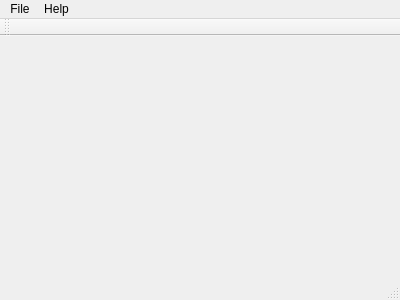
rzumer/Webbum, file mainwindow.ui: the form before one commit.
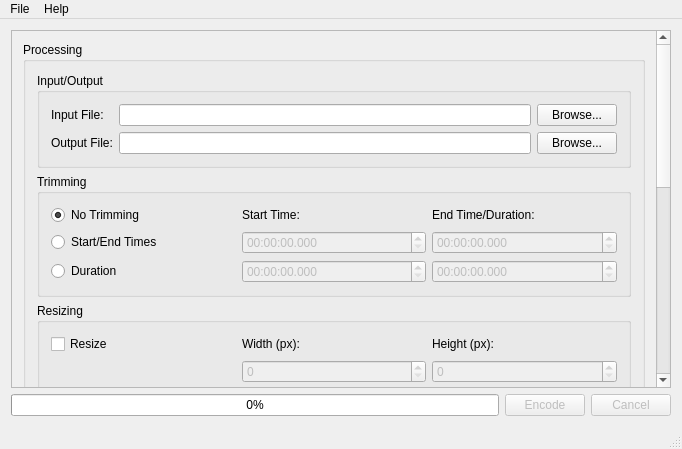
The form after the commit.

The edit to the form file:
```diff
--- a/mainwindow.ui
+++ b/mainwindow.ui
@@ -6,20 +6,536 @@
    <rect>
     <x>0</x>
     <y>0</y>
-    <width>400</width>
-    <height>300</height>
+    <width>682</width>
+    <height>449</height>
    </rect>
   </property>
   <property name="windowTitle">
    <string>MainWindow</string>
   </property>
-  <widget class="QWidget" name="centralWidget"/>
+  <widget class="QWidget" name="centralWidget">
+   <layout class="QGridLayout" name="gridLayout_6">
+    <item row="1" column="1">
+     <widget class="QPushButton" name="encodePushButton">
+      <property name="enabled">
+       <bool>false</bool>
+      </property>
+      <property name="sizePolicy">
+       <sizepolicy hsizetype="Minimum" vsizetype="Fixed">
+        <horstretch>0</horstretch>
+        <verstretch>0</verstretch>
+       </sizepolicy>
+      </property>
+      <property name="minimumSize">
+       <size>
+        <width>0</width>
+        <height>0</height>
+       </size>
+      </property>
+      <property name="text">
+       <string>Encode</string>
+      </property>
+     </widget>
+    </item>
+    <item row="1" column="0">
+     <widget class="QProgressBar" name="progressBar">
+      <property name="enabled">
+       <bool>true</bool>
+      </property>
+      <property name="value">
+       <number>0</number>
+      </property>
+     </widget>
+    </item>
+    <item row="1" column="2">
+     <widget class="QPushButton" name="cancelPushButton">
+      <property name="enabled">
+       <bool>false</bool>
+      </property>
+      <property name="text">
+       <string>Cancel</string>
+      </property>
+     </widget>
+    </item>
+    <item row="0" column="0" colspan="3">
+     <widget class="QScrollArea" name="scrollArea">
+      <property name="horizontalScrollBarPolicy">
+       <enum>Qt::ScrollBarAsNeeded</enum>
+      </property>
+      <property name="widgetResizable">
+       <bool>true</bool>
+      </property>
+      <widget class="QWidget" name="scrollAreaWidgetContents">
+       <property name="geometry">
+        <rect>
+         <x>0</x>
+         <y>0</y>
+         <width>649</width>
+         <height>774</height>
+        </rect>
+       </property>
+       <layout class="QVBoxLayout" name="verticalLayout_4">
+        <item>
+         <widget class="QGroupBox" name="groupBox_2">
+          <property name="title">
+           <string>Processing</string>
+          </property>
+          <layout class="QVBoxLayout" name="verticalLayout_3">
+           <item>
+            <widget class="QGroupBox" name="groupBox">
+             <property name="autoFillBackground">
+              <bool>false</bool>
+             </property>
+             <property name="title">
+              <string>Input/Output</string>
+             </property>
+             <property name="flat">
+              <bool>false</bool>
+             </property>
+             <layout class="QGridLayout" name="gridLayout">
+              <item row="2" column="0">
+               <widget class="QLabel" name="label_3">
+                <property name="text">
+                 <string>Output File:</string>
+                </property>
+               </widget>
+              </item>
+              <item row="1" column="2">
+               <widget class="QPushButton" name="inputFileBrowsePushButton">
+                <property name="text">
+                 <string>Browse...</string>
+                </property>
+               </widget>
+              </item>
+              <item row="2" column="2">
+               <widget class="QPushButton" name="outputFileBrowsePushButton">
+                <property name="text">
+                 <string>Browse...</string>
+                </property>
+               </widget>
+              </item>
+              <item row="1" column="1">
+               <widget class="QLineEdit" name="inputFileLineEdit"/>
+              </item>
+              <item row="1" column="0">
+               <widget class="QLabel" name="label">
+                <property name="text">
+                 <string>Input File:</string>
+                </property>
+               </widget>
+              </item>
+              <item row="2" column="1">
+               <widget class="QLineEdit" name="outputFileLineEdit"/>
+              </item>
+             </layout>
+            </widget>
+           </item>
+           <item>
+            <widget class="QGroupBox" name="groupBox_6">
+             <property name="title">
+              <string>Trimming</string>
+             </property>
+             <layout class="QGridLayout" name="gridLayout_4">
+              <item row="1" column="0">
+               <widget class="QRadioButton" name="trimNoneRadioButton">
+                <property name="text">
+                 <string>No Trimming</string>
+                </property>
+                <property name="checked">
+                 <bool>true</bool>
+                </property>
+               </widget>
+              </item>
+              <item row="3" column="0">
+               <widget class="QRadioButton" name="trimDurationRadioButton">
+                <property name="text">
+                 <string>Duration</string>
+                </property>
+               </widget>
+              </item>
+              <item row="2" column="0">
+               <widget class="QRadioButton" name="trimStartEndRadioButton">
+                <property name="text">
+                 <string>Start/End Times</string>
+                </property>
+               </widget>
+              </item>
+              <item row="2" column="3">
+               <widget class="QTimeEdit" name="trimStartEndEndTimeEdit">
+                <property name="enabled">
+                 <bool>false</bool>
+                </property>
+                <property name="displayFormat">
+                 <string>hh:mm:ss.zzz</string>
+                </property>
+               </widget>
+              </item>
+              <item row="2" column="2">
+               <widget class="QTimeEdit" name="trimStartEndStartTimeEdit">
+                <property name="enabled">
+                 <bool>false</bool>
+                </property>
+                <property name="displayFormat">
+                 <string>hh:mm:ss.zzz</string>
+                </property>
+               </widget>
+              </item>
+              <item row="3" column="2">
+               <widget class="QTimeEdit" name="trimDurationStartTimeEdit">
+                <property name="enabled">
+                 <bool>false</bool>
+                </property>
+                <property name="displayFormat">
+                 <string>hh:mm:ss.zzz</string>
+                </property>
+               </widget>
+              </item>
+              <item row="3" column="3">
+               <widget class="QTimeEdit" name="trimDurationDurationTimeEdit">
+                <property name="enabled">
+                 <bool>false</bool>
+                </property>
+                <property name="displayFormat">
+                 <string>hh:mm:ss.zzz</string>
+                </property>
+               </widget>
+              </item>
+              <item row="1" column="2">
+               <widget class="QLabel" name="label_11">
+                <property name="text">
+                 <string>Start Time:</string>
+                </property>
+               </widget>
+              </item>
+              <item row="1" column="3">
+               <widget class="QLabel" name="label_12">
+                <property name="text">
+                 <string>End Time/Duration:</string>
+                </property>
+               </widget>
+              </item>
+             </layout>
+            </widget>
+           </item>
+           <item>
+            <widget class="QGroupBox" name="groupBox_7">
+             <property name="title">
+              <string>Resizing</string>
+             </property>
+             <layout class="QGridLayout" name="gridLayout_5">
+              <item row="3" column="1">
+               <widget class="QLabel" name="label_15">
+                <property name="text">
+                 <string>Left (px):</string>
+                </property>
+               </widget>
+              </item>
+              <item row="0" column="0">
+               <widget class="QCheckBox" name="resizeCheckBox">
+                <property name="text">
+                 <string>Resize</string>
+                </property>
+               </widget>
+              </item>
+              <item row="6" column="2">
+               <widget class="QSpinBox" name="cropBottomSpinBox">
+                <property name="enabled">
+                 <bool>false</bool>
+                </property>
+               </widget>
+              </item>
+              <item row="4" column="2">
+               <widget class="QSpinBox" name="cropRightSpinBox">
+                <property name="enabled">
+                 <bool>false</bool>
+                </property>
+               </widget>
+              </item>
+              <item row="4" column="1">
+               <widget class="QSpinBox" name="cropLeftSpinBox">
+                <property name="enabled">
+                 <bool>false</bool>
+                </property>
+               </widget>
+              </item>
+              <item row="6" column="1">
+               <widget class="QSpinBox" name="cropTopSpinBox">
+                <property name="enabled">
+                 <bool>false</bool>
+                </property>
+               </widget>
+              </item>
+              <item row="3" column="2">
+               <widget class="QLabel" name="label_16">
+                <property name="text">
+                 <string>Right (px):</string>
+                </property>
+               </widget>
+              </item>
+              <item row="3" column="0">
+               <widget class="QCheckBox" name="cropCheckBox">
+                <property name="text">
+                 <string>Crop</string>
+                </property>
+               </widget>
+              </item>
+              <item row="0" column="1">
+               <widget class="QLabel" name="label_13">
+                <property name="text">
+                 <string>Width (px):</string>
+                </property>
+               </widget>
+              </item>
+              <item row="0" column="2">
+               <widget class="QLabel" name="label_14">
+                <property name="text">
+                 <string>Height (px):</string>
+                </property>
+               </widget>
+              </item>
+              <item row="5" column="2">
+               <widget class="QLabel" name="label_18">
+                <property name="text">
+                 <string>Bottom (px):</string>
+                </property>
+               </widget>
+              </item>
+              <item row="5" column="1">
+               <widget class="QLabel" name="label_17">
+                <property name="text">
+                 <string>Top (px):</string>
+                </property>
+               </widget>
+              </item>
+              <item row="2" column="1">
+               <widget class="QSpinBox" name="resizeWidthSpinBox">
+                <property name="enabled">
+                 <bool>false</bool>
+                </property>
+               </widget>
+              </item>
+              <item row="2" column="2">
+               <widget class="QSpinBox" name="resizeHeightSpinBox">
+                <property name="enabled">
+                 <bool>false</bool>
+                </property>
+               </widget>
+              </item>
+             </layout>
+             <zorder>groupBox_6</zorder>
+             <zorder>label_13</zorder>
+             <zorder>label_14</zorder>
+             <zorder>resizeWidthSpinBox</zorder>
+             <zorder>resizeHeightSpinBox</zorder>
+             <zorder>cropCheckBox</zorder>
+             <zorder>resizeCheckBox</zorder>
+             <zorder>label_15</zorder>
+             <zorder>label_16</zorder>
+             <zorder>label_17</zorder>
+             <zorder>label_18</zorder>
+             <zorder>cropLeftSpinBox</zorder>
+             <zorder>cropRightSpinBox</zorder>
+             <zorder>cropTopSpinBox</zorder>
+             <zorder>cropBottomSpinBox</zorder>
+            </widget>
+           </item>
+          </layout>
+         </widget>
+        </item>
+        <item>
+         <widget class="QGroupBox" name="groupBox_3">
+          <property name="title">
+           <string>Advanced</string>
+          </property>
+          <layout class="QVBoxLayout" name="verticalLayout_2">
+           <item>
+            <widget class="QGroupBox" name="groupBox_4">
+             <property name="title">
+              <string>Rate Control</string>
+             </property>
+             <layout class="QGridLayout" name="gridLayout_3">
+              <item row="1" column="2">
+               <widget class="QDoubleSpinBox" name="rateCRFSpinBox">
+                <property name="enabled">
+                 <bool>false</bool>
+                </property>
+                <property name="decimals">
+                 <number>1</number>
+                </property>
+               </widget>
+              </item>
+              <item row="0" column="2">
+               <widget class="QLabel" name="label_10">
+                <property name="text">
+                 <string>CRF:</string>
+                </property>
+               </widget>
+              </item>
+              <item row="0" column="0">
+               <widget class="QLabel" name="label_7">
+                <property name="text">
+                 <string>Mode:</string>
+                </property>
+               </widget>
+              </item>
+              <item row="1" column="0">
+               <widget class="QComboBox" name="rateModeComboBox">
+                <property name="sizeAdjustPolicy">
+                 <enum>QComboBox::AdjustToContentsOnFirstShow</enum>
+                </property>
+                <property name="minimumContentsLength">
+                 <number>0</number>
+                </property>
+                <item>
+                 <property name="text">
+                  <string>VBR</string>
+                 </property>
+                </item>
+                <item>
+                 <property name="text">
+                  <string>CBR</string>
+                 </property>
+                </item>
+                <item>
+                 <property name="text">
+                  <string>CRF</string>
+                 </property>
+                </item>
+               </widget>
+              </item>
+              <item row="0" column="1">
+               <widget class="QLabel" name="label_19">
+                <property name="text">
+                 <string>Target Mode:</string>
+                </property>
+               </widget>
+              </item>
+              <item row="1" column="1">
+               <widget class="QComboBox" name="rateTargetModeComboBox">
+                <item>
+                 <property name="text">
+                  <string>Bit Rate</string>
+                 </property>
+                </item>
+                <item>
+                 <property name="text">
+                  <string>File Size</string>
+                 </property>
+                </item>
+               </widget>
+              </item>
+              <item row="0" column="3">
+               <widget class="QLabel" name="label_8">
+                <property name="text">
+                 <string>Target File Size (kB):</string>
+                </property>
+               </widget>
+              </item>
+              <item row="0" column="4">
+               <widget class="QLabel" name="label_9">
+                <property name="text">
+                 <string>Target Bit Rate (kB/s):</string>
+                </property>
+               </widget>
+              </item>
+              <item row="1" column="3">
+               <widget class="QSpinBox" name="rateTargetFileSizeSpinBox">
+                <property name="enabled">
+                 <bool>false</bool>
+                </property>
+               </widget>
+              </item>
+              <item row="1" column="4">
+               <widget class="QSpinBox" name="rateTargetBitRateSpinBox"/>
+              </item>
+             </layout>
+            </widget>
+           </item>
+           <item>
+            <widget class="QGroupBox" name="groupBox_5">
+             <property name="title">
+              <string>Streams</string>
+             </property>
+             <layout class="QGridLayout" name="gridLayout_2">
+              <item row="1" column="1">
+               <widget class="QComboBox" name="streamAudioComboBox">
+                <property name="enabled">
+                 <bool>false</bool>
+                </property>
+               </widget>
+              </item>
+              <item row="1" column="0">
+               <widget class="QComboBox" name="streamVideoComboBox">
+                <property name="enabled">
+                 <bool>false</bool>
+                </property>
+               </widget>
+              </item>
+              <item row="1" column="2">
+               <widget class="QComboBox" name="streamSubtitlesComboBox">
+                <property name="enabled">
+                 <bool>false</bool>
+                </property>
+               </widget>
+              </item>
+              <item row="0" column="0">
+               <widget class="QLabel" name="label_4">
+                <property name="text">
+                 <string>Video:</string>
+                </property>
+               </widget>
+              </item>
+              <item row="0" column="1">
+               <widget class="QLabel" name="label_5">
+                <property name="text">
+                 <string>Audio:</string>
+                </property>
+               </widget>
+              </item>
+              <item row="0" column="2">
+               <widget class="QLabel" name="label_6">
+                <property name="text">
+                 <string>Subtitles:</string>
+                </property>
+               </widget>
+              </item>
+             </layout>
+            </widget>
+           </item>
+           <item>
+            <widget class="QGroupBox" name="groupBox_8">
+             <property name="title">
+              <string>Custom</string>
+             </property>
+             <layout class="QGridLayout" name="gridLayout_7">
+              <item row="0" column="0">
+               <widget class="QLabel" name="label_20">
+                <property name="text">
+                 <string>Custom Encoder Parameters:</string>
+                </property>
+               </widget>
+              </item>
+              <item row="1" column="0">
+               <widget class="QLineEdit" name="customEncoderParametersLineEdit"/>
+              </item>
+             </layout>
+            </widget>
+           </item>
+          </layout>
+         </widget>
+        </item>
+       </layout>
+      </widget>
+     </widget>
+    </item>
+   </layout>
+  </widget>
   <widget class="QMenuBar" name="menuBar">
    <property name="geometry">
     <rect>
      <x>0</x>
      <y>0</y>
-     <width>400</width>
+     <width>682</width>
      <height>21</height>
     </rect>
    </property>
@@ -37,14 +553,6 @@
    <addaction name="menuFile"/>
    <addaction name="menuHelp"/>
   </widget>
-  <widget class="QToolBar" name="mainToolBar">
-   <attribute name="toolBarArea">
-    <enum>TopToolBarArea</enum>
-   </attribute>
-   <attribute name="toolBarBreak">
-    <bool>false</bool>
-   </attribute>
-  </widget>
   <widget class="QStatusBar" name="statusBar"/>
   <action name="actionAbout">
    <property name="text">
```
